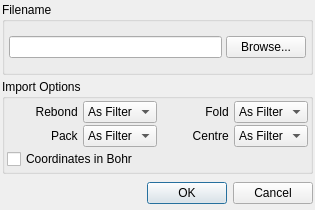
This is branches/bison/src/gui/loadmodel.ui in trisyoungs/aten as Qt 5 draws it before an edit. The edited form follows.
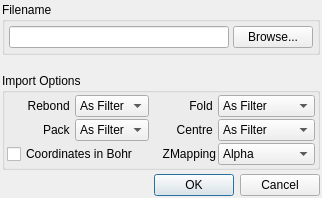
This is the edited form. Icons and pictures are not drawn.

Commit message: Added ZMap selection to LoadModel dialog, and 'zmap' accessor to PrefsVariable. Added Prefs::gasConstant and added Boltzmann probability checks to MC. Reintroduced 'elec', 'ecut', and 'vcut' commands (now in EnergyCommands) in order to setup energy calculation without poking Prefs. Fixed power operator. Added 'tan' operator. More scripts updated to work with new command syntax.

What changed in the file:
```diff
--- a/branches/bison/src/gui/loadmodel.ui
+++ b/branches/bison/src/gui/loadmodel.ui
@@ -5,10 +5,18 @@
    <rect>
     <x>0</x>
     <y>0</y>
-    <width>315</width>
-    <height>210</height>
+    <width>322</width>
+    <height>198</height>
    </rect>
   </property>
+  <property name="sizePolicy" >
+   <sizepolicy>
+    <hsizetype>5</hsizetype>
+    <vsizetype>1</vsizetype>
+    <horstretch>0</horstretch>
+    <verstretch>0</verstretch>
+   </sizepolicy>
+  </property>
   <property name="windowTitle" >
    <string>Load Model</string>
   </property>
@@ -24,6 +32,14 @@
    </property>
    <item>
     <widget class="QGroupBox" name="FilenameGroupx" >
+     <property name="sizePolicy" >
+      <sizepolicy>
+       <hsizetype>5</hsizetype>
+       <vsizetype>1</vsizetype>
+       <horstretch>0</horstretch>
+       <verstretch>0</verstretch>
+      </sizepolicy>
+     </property>
      <property name="title" >
       <string>Filename</string>
      </property>
@@ -61,6 +77,19 @@
      </layout>
     </widget>
    </item>
+   <item>
+    <spacer>
+     <property name="orientation" >
+      <enum>Qt::Vertical</enum>
+     </property>
+     <property name="sizeHint" >
+      <size>
+       <width>20</width>
+       <height>40</height>
+      </size>
+     </property>
+    </spacer>
+   </item>
    <item>
     <widget class="QGroupBox" name="LoadModelOptionGroup" >
      <property name="title" >
@@ -197,13 +226,62 @@
           </item>
          </widget>
         </item>
-        <item row="2" column="0" colspan="3" >
+        <item row="2" column="0" colspan="2" >
          <widget class="QCheckBox" name="LoadModelBohrCheck" >
           <property name="text" >
            <string>Coordinates in Bohr</string>
           </property>
          </widget>
         </item>
+        <item row="2" column="2" >
+         <widget class="QLabel" name="label" >
+          <property name="text" >
+           <string>ZMapping</string>
+          </property>
+          <property name="alignment" >
+           <set>Qt::AlignRight|Qt::AlignTrailing|Qt::AlignVCenter</set>
+          </property>
+         </widget>
+        </item>
+        <item row="2" column="3" >
+         <widget class="QComboBox" name="LoadModelZMappingCombo" >
+          <item>
+           <property name="text" >
+            <string>Alpha</string>
+           </property>
+          </item>
+          <item>
+           <property name="text" >
+            <string>FirstAlpha</string>
+           </property>
+          </item>
+          <item>
+           <property name="text" >
+            <string>SingleAlpha</string>
+           </property>
+          </item>
+          <item>
+           <property name="text" >
+            <string>Name</string>
+           </property>
+          </item>
+          <item>
+           <property name="text" >
+            <string>Numeric</string>
+           </property>
+          </item>
+          <item>
+           <property name="text" >
+            <string>FF</string>
+           </property>
+          </item>
+          <item>
+           <property name="text" >
+            <string>Auto</string>
+           </property>
+          </item>
+         </widget>
+        </item>
        </layout>
       </item>
      </layout>
```
The commit also changes 29 other files.
